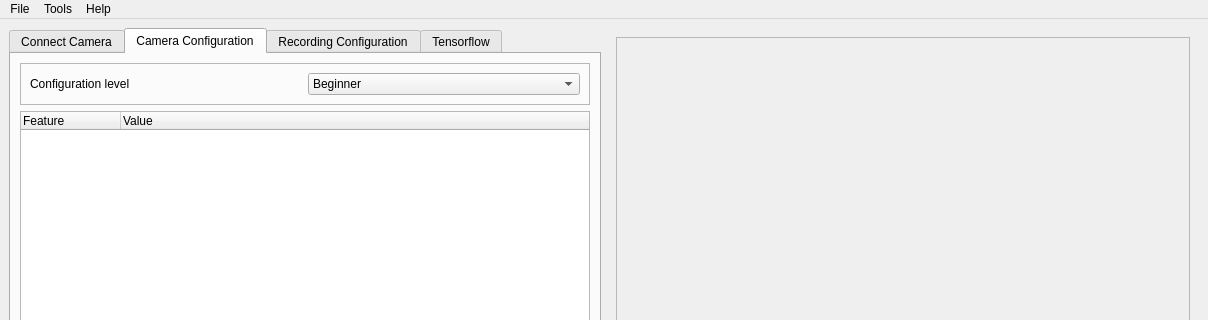
xlukas10/anubis, file anubis.ui: the form before one commit; both pictures show x 0 to 1208 and y 0 to 320 of the 1208 by 644 pixel window.
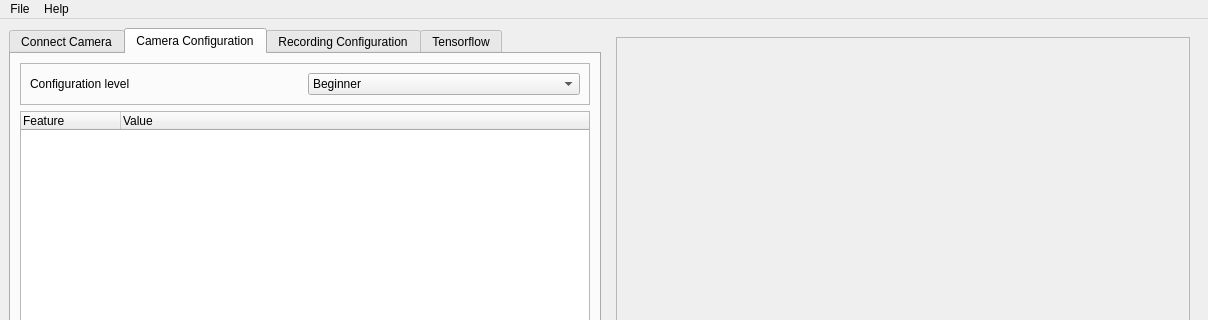
The form after the commit. The open tabs and pages were chosen to show the change. Icons and pictures are not drawn.

Commit message: added menu items

What changed in the file:
```diff
--- a/anubis.ui
+++ b/anubis.ui
@@ -692,14 +692,8 @@
     <property name="title">
      <string>File</string>
     </property>
-    <addaction name="action_save_frame"/>
-    <addaction name="separator"/>
-    <addaction name="action_save_settings"/>
-   </widget>
-   <widget class="QMenu" name="menuOptions">
-    <property name="title">
-     <string>Tools</string>
-    </property>
+    <addaction name="actionSave_camera_config"/>
+    <addaction name="actionLoad_camera_config"/>
     <addaction name="actionAdd_Remove_cti_file"/>
     <addaction name="actionRemove_cti_file"/>
    </widget>
@@ -710,7 +704,6 @@
     <addaction name="actionOpen_Help"/>
    </widget>
    <addaction name="menuFile"/>
-   <addaction name="menuOptions"/>
    <addaction name="menuHelp"/>
   </widget>
   <widget class="QStatusBar" name="statusbar"/>
```
Left out of the diff: 33 changed lines with no effect on the pictures. The commit also changes 1 other file.
